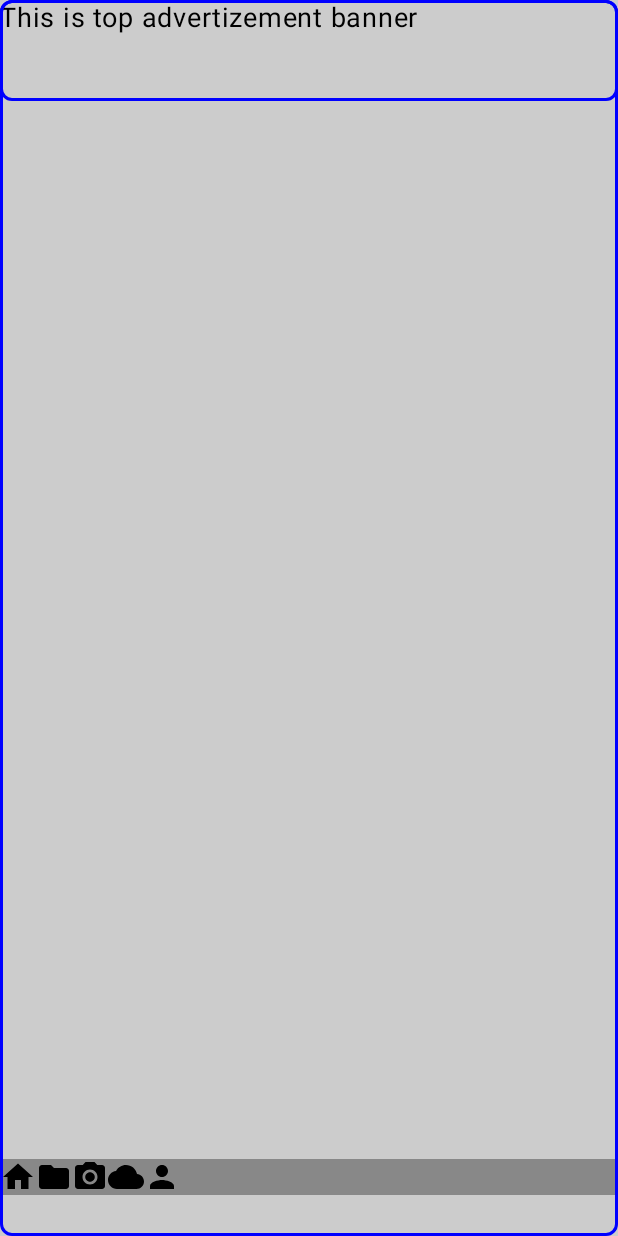
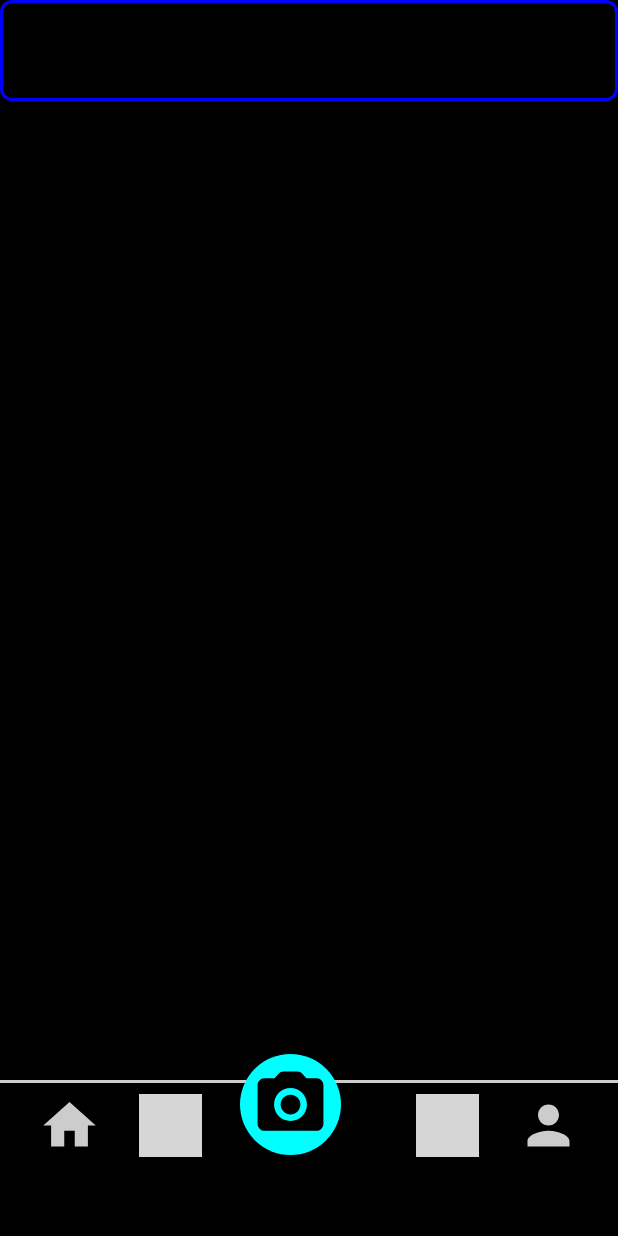
Before and after one commit to Srini-Koduru-Arch/dsv.01, an Android app built with Jetpack Compose: the screen it shows after launch (MainActivity), on a phone screen of 412 x 824 dp. Run offline under Robolectric (Android 15) with nearby library versions, the phone set to English and light mode, and no system bars; libraries missing offline, so code that uses them is left out: org.opencv.android, org.opencv.core, org.opencv.imgproc; 3 statements that could not run were skipped; grey boxes are pictures that could not be loaded.

Commit message:
trying to commit all changes from windows laptop

```diff
--- a/app/build.gradle.kts
+++ b/app/build.gradle.kts
@@ -49,12 +49,15 @@ android {
 
 dependencies {
 
+    implementation(libs.coil.kt.coil.compose)
     implementation(libs.androidx.material.icons.extended)
     implementation(platform(libs.androidx.compose.bom.v20240101))
     implementation(libs.ui)
     implementation(libs.material3)
     implementation(libs.ui.tooling.preview)
     implementation(project(":opencv"))
+    implementation(libs.androidx.navigation.runtime.ktx)
+    implementation(libs.androidx.navigation.compose)
     debugImplementation(libs.ui.tooling)
     implementation(libs.androidx.core.ktx)
     implementation(libs.androidx.lifecycle.runtime.ktx)
--- a/app/src/main/java/saaicom/tcb/docuscanner/MainActivity.kt
+++ b/app/src/main/java/saaicom/tcb/docuscanner/MainActivity.kt
@@ -1,6 +1,8 @@
 package saaicom.tcb.docuscanner
 
+import android.content.Context
 import android.graphics.Bitmap
+import android.net.Uri
 import android.os.Bundle
 import android.util.Log
 import androidx.activity.ComponentActivity
@@ -18,12 +20,19 @@ import androidx.compose.ui.unit.dp
 import androidx.compose.ui.tooling.preview.Preview
 import androidx.compose.ui.graphics.Color
 import androidx.compose.ui.unit.sp
+import androidx.core.content.FileProvider
+import androidx.navigation.NavHost
+import androidx.navigation.NavHostController
 import org.opencv.android.OpenCVLoader
+import org.opencv.android.Utils
 import org.opencv.core.CvType
 import org.opencv.core.Mat
 import org.opencv.imgproc.Imgproc
 import saaicom.tcb.docuscanner.ui.BottomMenu
 import saaicom.tcb.docuscanner.ui.theme.DocuScannerTheme
+import java.io.File
+import java.io.FileOutputStream
+import androidx.navigation.compose.rememberNavController
 
 class MainActivity : ComponentActivity() {
 
@@ -47,13 +56,13 @@ class MainActivity : ComponentActivity() {
 
 @Composable
 fun HomeScreen() {
-
+    val navController = rememberNavController()
     Column (
         modifier = Modifier
             .fillMaxWidth()
             .fillMaxHeight()
-            .background(Color.LightGray)
-            .border(2.dp, Color.Blue, shape = RoundedCornerShape(8.dp)) // Border
+            .background(Color.Black)
+            //.border(2.dp, Color.Blue, shape = RoundedCornerShape(8.dp)) // Border
             .padding(WindowInsets.statusBars.asPaddingValues()), // Adds padding below the status bar
         verticalArrangement = Arrangement.Top,
         horizontalAlignment = Alignment.CenterHorizontally
@@ -65,7 +74,7 @@ fun HomeScreen() {
                 .border(2.dp, Color.Blue, shape = RoundedCornerShape(8.dp))
                 .height(67.dp)
         ){
-            Text("This is top advertizement banner", fontSize = 18.sp)
+            Text("This is top advertisement banner", fontSize = 18.sp)
         }
 
         //Search Bar
@@ -79,10 +88,33 @@ fun HomeScreen() {
                 .padding(bottom = 27.dp),
             verticalArrangement = Arrangement.Bottom
         ){
-            BottomMenu()
+            BottomMenu(navController = navController)
         }
 
     }
+}
 
+fun saveBitmapToCache(context : Context, bitmap: Bitmap): Uri {
+    val file = File(context.cacheDir, "captured_image.jpg")
+    val fos = FileOutputStream(file)
+    bitmap.compress(Bitmap.CompressFormat.JPEG, 100, fos)
+    fos.close()
+    return FileProvider.getUriForFile(context, "${context.packageName}.provider", file)
+}
 
+fun processImageWithOpenCV(bitmap : Bitmap): Bitmap{
+
+    // Convert Bitmap to Mat
+    val mat = Mat()
+    val tempBitmap = bitmap.copy(Bitmap.Config.ARGB_8888, true)
+    Utils.bitmapToMat(tempBitmap, mat)
+
+    // Convert to Grayscale
+    Imgproc.cvtColor(mat, mat, Imgproc.COLOR_RGBA2GRAY)
+
+    // Convert Mat back to Bitmap
+    val processedBitmap = Bitmap.createBitmap(mat.cols(), mat.rows(), Bitmap.Config.ARGB_8888)
+    Utils.matToBitmap(mat, processedBitmap)
+
+    return processedBitmap
 }
--- a/app/src/main/java/saaicom/tcb/docuscanner/ui/BottomMenu.kt
+++ b/app/src/main/java/saaicom/tcb/docuscanner/ui/BottomMenu.kt
@@ -1,52 +1,142 @@
 package saaicom.tcb.docuscanner.ui
 
+import android.content.Intent
+import android.graphics.Bitmap
+import android.net.Uri
+import android.provider.MediaStore
+import androidx.activity.ComponentActivity
+import androidx.activity.compose.rememberLauncherForActivityResult
+import androidx.activity.result.contract.ActivityResultContracts
+import androidx.activity.result.launch
+import androidx.compose.foundation.Image
 import androidx.compose.foundation.background
+import androidx.compose.foundation.layout.Arrangement
+import androidx.compose.foundation.layout.Box
 import androidx.compose.foundation.layout.Row
+import androidx.compose.foundation.layout.Spacer
 import androidx.compose.foundation.layout.fillMaxWidth
+import androidx.compose.foundation.layout.height
+import androidx.compose.foundation.layout.offset
+import androidx.compose.foundation.layout.padding
+import androidx.compose.foundation.layout.size
+import androidx.compose.foundation.shape.CircleShape
+import androidx.compose.foundation.shape.RoundedCornerShape
 import androidx.compose.material.icons.Icons
-import androidx.compose.material.icons.automirrored.filled.InsertDriveFile
-import androidx.compose.material.icons.filled.Home
-import androidx.compose.material.icons.filled.Folder
-import androidx.compose.material.icons.filled.CameraAlt
-import androidx.compose.material.icons.filled.Cloud
-import androidx.compose.material.icons.filled.Person
+import androidx.compose.material.icons.sharp.Home
+import androidx.compose.material.icons.sharp.Folder
+import androidx.compose.material.icons.rounded.CameraAlt
+import androidx.compose.material.icons.sharp.Cloud
+import androidx.compose.material.icons.sharp.Person
 import androidx.compose.material3.Icon
+import androidx.compose.material3.IconButton
 import androidx.compose.runtime.Composable
+import androidx.compose.runtime.mutableStateOf
+import androidx.compose.runtime.remember
 import androidx.compose.ui.Modifier
+import androidx.compose.ui.draw.clip
 import androidx.compose.ui.graphics.Color
+import androidx.compose.ui.graphics.asImageBitmap
+import androidx.compose.ui.platform.LocalContext
+import androidx.compose.ui.platform.LocalDensity
 import androidx.compose.ui.res.stringResource
+import androidx.compose.ui.unit.dp
+import androidx.navigation.NavController
+import coil.compose.rememberAsyncImagePainter
 import saaicom.tcb.docuscanner.R
+import saaicom.tcb.docuscanner.processImageWithOpenCV
+import saaicom.tcb.docuscanner.saveBitmapToCache
 
 @Composable
-fun BottomMenu() {
+fun BottomMenu(navController: NavController) {
+    val context = LocalContext.current  // Get context for starting an intent
+    val activity = context as ComponentActivity
+    val imageUri = remember { mutableStateOf<Uri?>(null) }
+    val processedBitmap = remember { mutableStateOf<Bitmap?>(null) }
+    val density = LocalDensity.current
+    val iconSize = with(density){42.dp}
+    val topPadding = with(density){7.dp}
+
+    val launcher = rememberLauncherForActivityResult(ActivityResultContracts.TakePicturePreview()) {bitmap ->
+        bitmap?.let{
+            val savedUri = saveBitmapToCache(context, it)
+            imageUri.value = savedUri
+
+            // Navigate to EditDocumentActivity with the image URI
+            navController.navigate("editDocument/${savedUri}")
+        }
+    }
+    Box(
+        modifier = Modifier.fillMaxWidth()
+            .height(2.dp)
+            .background(Color.LightGray)
+    )
     Row(
         modifier = Modifier
-            .fillMaxWidth()
-            .background(Color.Gray)
+            .fillMaxWidth() //.border(width = 2.dp, color = Color.LightGray)
+            .padding(top = topPadding),
+        horizontalArrangement = Arrangement.SpaceEvenly
     ){
         Icon(
-            imageVector = Icons.Filled.Home,
-            contentDescription = stringResource(id= R.string.home_icon)
+            imageVector = Icons.Sharp.Home,
+            contentDescription = stringResource(id= R.string.home_icon),
+            modifier = Modifier.size(iconSize),
+            tint = Color.LightGray
         )
 
         Icon(
-            imageVector = Icons.Filled.Folder,
-            contentDescription = stringResource(id=R.string.file_icon)
+            imageVector = Icons.Sharp.Folder,
+            contentDescription = stringResource(id = R.string.file_icon),
+            modifier = Modifier.size(iconSize),
+            tint = Color.LightGray
+        )
+
+        IconButton(onClick = {launcher.launch()
+            //val cameraIntent = Intent(MediaStore.ACTION_IMAGE_CAPTURE)
+            //context.startActivity(cameraIntent)
+            },
+            modifier = Modifier
+                .size(67.dp)
+                .offset(y = (-27).dp)
+                .clip(CircleShape)
+                .background(Color.Cyan)
+                .padding(7.dp),
+        ) {
+            Icon(Icons.Rounded.CameraAlt,
+                contentDescription = stringResource(id = R.string.camera_icon),
+                modifier = Modifier
+                    .size(57.dp)
+            )
+        }
+
+        imageUri.value?.let {
+            Image(
+                painter = rememberAsyncImagePainter(it),
+                contentDescription = "Captured Image",
+                modifier = Modifier.size(200.dp).clip(RoundedCornerShape(12.dp))
+            )
+        }
+
+        Spacer(modifier = Modifier.height(16.dp))
+
+        processedBitmap.value?.let {
+            Image(
+                bitmap = it.asImageBitmap(),
+                contentDescription = "Processed Image",
+                modifier = Modifier.size(200.dp).clip(RoundedCornerShape(12.dp))
+            )
+        }
+        Icon(
+            imageVector = Icons.Sharp.Cloud,
+            contentDescription = stringResource(id=R.string.cloud_icon),
+            modifier = Modifier.size(iconSize),
+            tint = Color.LightGray
         )
 
         Icon(
-            imageVector = Icons.Filled.CameraAlt,
-            contentDescription = stringResource(id=R.string.camera_icon)
-        )
-
-        Icon(
-            imageVector = Icons.Filled.Cloud,
-            contentDescription = stringResource(id=R.string.cloud_icon)
-        )
-
-        Icon(
-            imageVector = Icons.Filled.Person,
-            contentDescription = stringResource(id=R.string.person_icon)
+            imageVector = Icons.Sharp.Person,
+            contentDescription = stringResource(id=R.string.person_icon),
+            modifier = Modifier.size(iconSize),
+            tint = Color.LightGray
         )
     }
 }
--- /dev/null
+++ b/app/src/main/res/xml/file_paths.xml
@@ -0,0 +1,4 @@
+<?xml version="1.0" encoding="utf-8"?>
+<paths>
+    <cache-path name="cache_images" path="." />
+</paths>
--- a/build.gradle.kts
+++ b/build.gradle.kts
@@ -1,6 +1,6 @@
 // Top-level build file where you can add configuration options common to all sub-projects/modules.
 plugins {
-    id("com.android.application") version "8.8.0" apply false  // or 8.2.0
-    id("com.android.library") version "8.8.0" apply false
+    id("com.android.application") version "8.9.1" apply false  // or 8.2.0
+    id("com.android.library") version "8.9.1" apply false
     id("org.jetbrains.kotlin.android") version "1.8.22" apply false
 }
--- a/opencv/build.gradle
+++ b/opencv/build.gradle
@@ -105,8 +105,6 @@ android {
         minSdkVersion 27
         targetSdkVersion 35
 
-        versionCode openCVersionCode
-        versionName openCVersionName
 
         externalNativeBuild {
             cmake {
```
Also changed, not shown: app/src/main/AndroidManifest.xml (+3 -4 lines), app/src/main/java/saaicom/tcb/docuscanner/EditDocumentActivity.kt (added, +77 -0 lines), gradle/libs.versions.toml (+7 -1 lines), gradle/wrapper/gradle-wrapper.properties.
